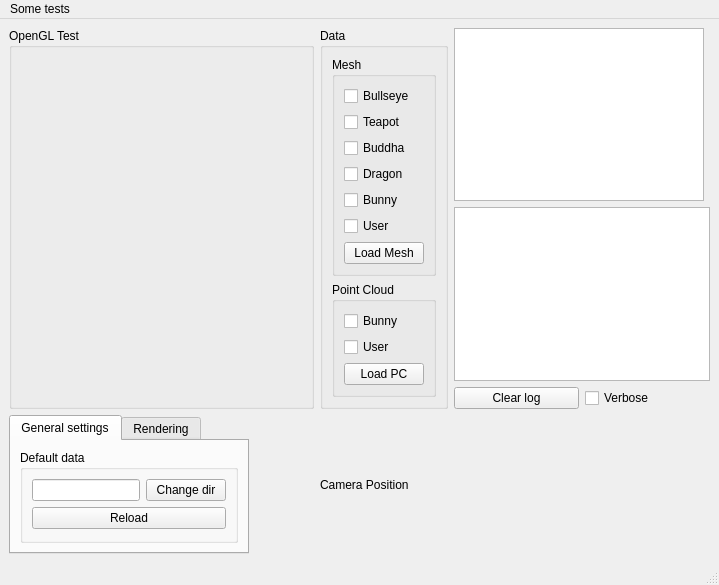
This is mainwindow.ui in Nicola17/OpenGL-Sandbox as Qt 5 draws it before an edit. The edited form follows.
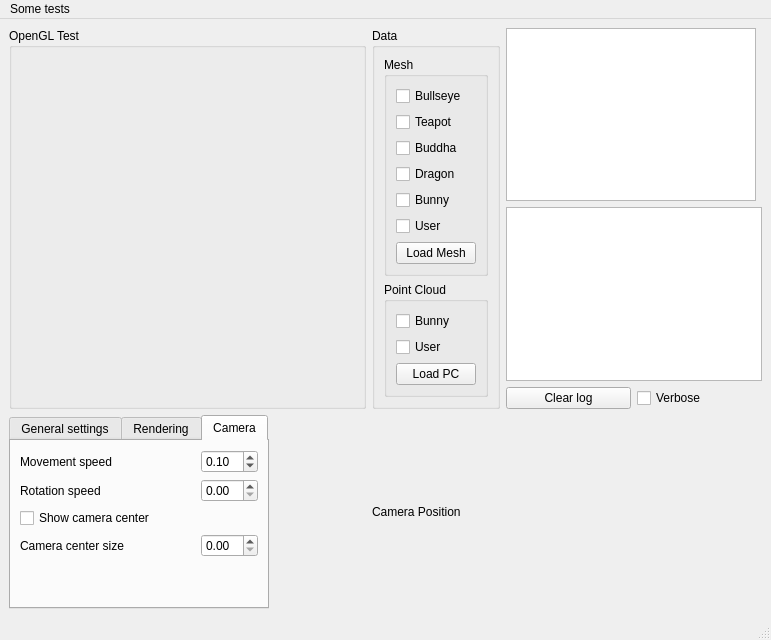
This is the edited form.

```diff
--- a/mainwindow.ui
+++ b/mainwindow.ui
@@ -6,8 +6,8 @@
    <rect>
     <x>0</x>
     <y>0</y>
-    <width>719</width>
-    <height>538</height>
+    <width>771</width>
+    <height>589</height>
    </rect>
   </property>
   <property name="windowTitle">
@@ -179,7 +179,7 @@
       <item alignment="Qt::AlignVCenter">
        <widget class="QTabWidget" name="Generalsettings">
         <property name="currentIndex">
-         <number>0</number>
+         <number>2</number>
         </property>
         <widget class="QWidget" name="tab">
          <attribute name="title">
@@ -212,6 +212,37 @@
             </layout>
            </widget>
           </item>
+          <item row="1" column="0">
+           <layout class="QGridLayout" name="gridLayout_13">
+            <item row="1" column="1">
+             <widget class="QDoubleSpinBox" name="_axesLengthDSpBx">
+              <property name="maximum">
+               <double>10.000000000000000</double>
+              </property>
+              <property name="singleStep">
+               <double>0.050000000000000</double>
+              </property>
+              <property name="value">
+               <double>0.500000000000000</double>
+              </property>
+             </widget>
+            </item>
+            <item row="1" column="0">
+             <widget class="QLabel" name="_axesLengthLbl">
+              <property name="text">
+               <string>Axis length</string>
+              </property>
+             </widget>
+            </item>
+            <item row="0" column="0">
+             <widget class="QCheckBox" name="_showAxesChkBx">
+              <property name="text">
+               <string>Show axes</string>
+              </property>
+             </widget>
+            </item>
+           </layout>
+          </item>
          </layout>
         </widget>
         <widget class="QWidget" name="Rendering">
@@ -232,6 +263,86 @@
           </item>
          </layout>
         </widget>
+        <widget class="QWidget" name="tab_2">
+         <attribute name="title">
+          <string>Camera</string>
+         </attribute>
+         <layout class="QGridLayout" name="gridLayout_12">
+          <item row="2" column="0">
+           <widget class="QCheckBox" name="_showCameraCenterChkBx">
+            <property name="text">
+             <string>Show camera center</string>
+            </property>
+           </widget>
+          </item>
+          <item row="3" column="0">
+           <widget class="QLabel" name="_cameraCenterSizeLbl">
+            <property name="text">
+             <string>Camera center size</string>
+            </property>
+           </widget>
+          </item>
+          <item row="0" column="1">
+           <spacer name="horizontalSpacer_2">
+            <property name="orientation">
+             <enum>Qt::Horizontal</enum>
+            </property>
+            <property name="sizeHint" stdset="0">
+             <size>
+              <width>40</width>
+              <height>20</height>
+             </size>
+            </property>
+           </spacer>
+          </item>
+          <item row="0" column="0">
+           <widget class="QLabel" name="label_2">
+            <property name="text">
+             <string>Movement speed</string>
+            </property>
+           </widget>
+          </item>
+          <item row="0" column="3">
+           <widget class="QDoubleSpinBox" name="_cameraMovementSpeedDSpBx">
+            <property name="maximum">
+             <double>1.000000000000000</double>
+            </property>
+            <property name="singleStep">
+             <double>0.010000000000000</double>
+            </property>
+            <property name="value">
+             <double>0.100000000000000</double>
+            </property>
+           </widget>
+          </item>
+          <item row="1" column="3">
+           <widget class="QDoubleSpinBox" name="_cameraRotationSpeedDSpBx"/>
+          </item>
+          <item row="1" column="0">
+           <widget class="QLabel" name="label_3">
+            <property name="text">
+             <string>Rotation speed</string>
+            </property>
+           </widget>
+          </item>
+          <item row="4" column="0">
+           <spacer name="verticalSpacer_2">
+            <property name="orientation">
+             <enum>Qt::Vertical</enum>
+            </property>
+            <property name="sizeHint" stdset="0">
+             <size>
+              <width>20</width>
+              <height>40</height>
+             </size>
+            </property>
+           </spacer>
+          </item>
+          <item row="3" column="3">
+           <widget class="QDoubleSpinBox" name="_cameraCenterSizeDSpBx"/>
+          </item>
+         </layout>
+        </widget>
        </widget>
       </item>
       <item>
@@ -267,7 +378,7 @@
     <rect>
      <x>0</x>
      <y>0</y>
-     <width>719</width>
+     <width>771</width>
      <height>21</height>
     </rect>
    </property>
```
Left out of the diff: 83 changed lines with no effect on the pictures.
